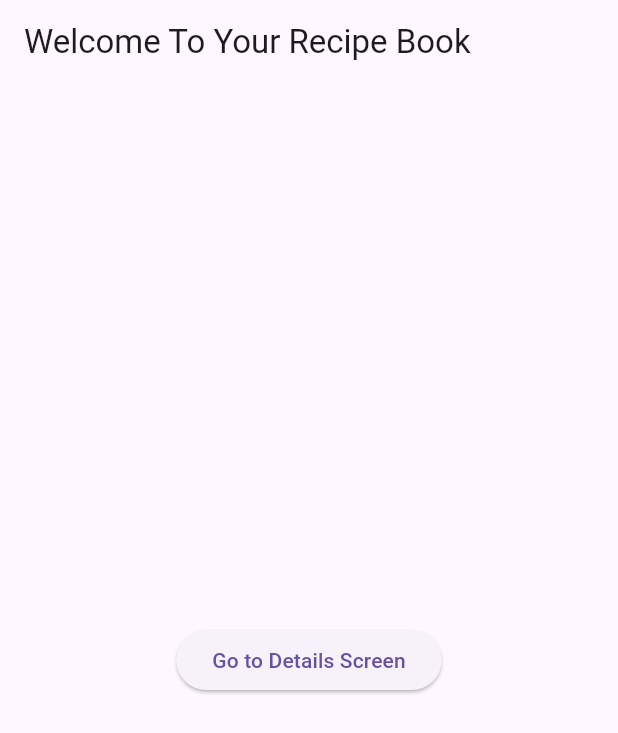
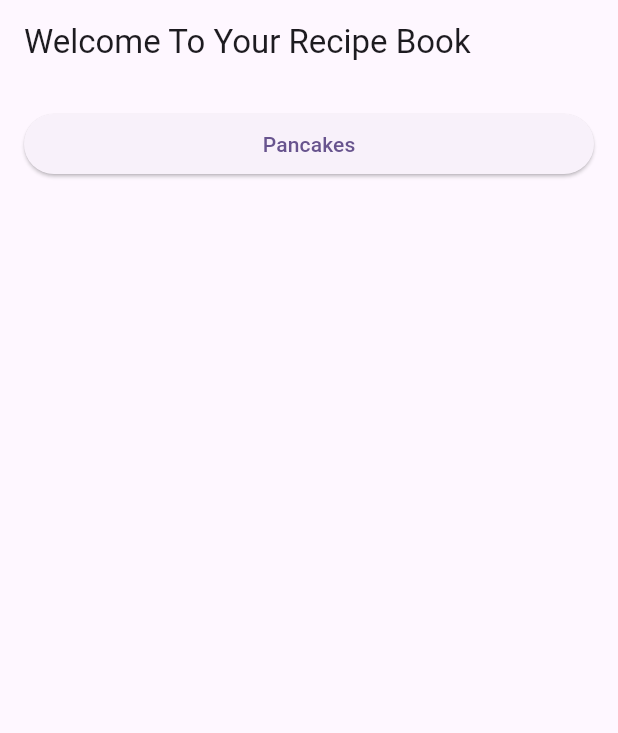
Before and after one commit to SaieshI/recipe_book_app, a Flutter app: the screen it shows after launch, on a phone screen of 412 x 824 dp. Shown: the top 733 px of the screen. Run offline on Flutter 3.47's test engine with Material 3 defaults, Android fonts, the phone set to English and light mode, and no system bars.

```diff
--- a/lib/homeScreen.dart
+++ b/lib/homeScreen.dart
@@ -2,17 +2,40 @@ import 'package:flutter/material.dart';
 import 'detailsScreen.dart';
 
 class HomeScreen extends StatelessWidget {
+  const HomeScreen({super.key});
+
+  static const List<Map<String, dynamic>> dishes = [
+    {
+      'name': 'Pancakes',
+      'ingredients': ['Flour', 'Eggs', 'Milk', 'Baking Powder', 'Sugar'],
+      'steps': ['Mix ingredients', 'Heat Pan', 'Pour Batter', 'Flip when bubbly', 'Plate and serve'],
+    },
+
+  ];
+
   @override
   Widget build(BuildContext context) {
     return Scaffold(
-        appBar: AppBar(title: Text('Welcome To Your Recipe Book')),
-        body: Center(
-            child: ElevatedButton(
+      appBar: AppBar(title: const Text('Welcome To Your Recipe Book')),
+      body: ListView(
+        padding: const EdgeInsets.all(16),
+        children: dishes.map((dish) {
+          return ElevatedButton(
             onPressed: () {
-                Navigator.pushNamed(context, '/details');
+              Navigator.push(
+                context,
+                MaterialPageRoute(
+                  builder: (context) => DetailsScreen(
+                    name: dish['name'],
+                    ingredients: dish['ingredients'],
+                    steps: dish['steps'],
+                  ),
+                ),
+              );
             },
-            child: Text('Go to Details Screen'),
-            ),
+            child: Text(dish['name']),
+          );
+        }).toList(),
       ),
     );
   }
--- a/lib/main.dart
+++ b/lib/main.dart
@@ -1,21 +1,22 @@
 import 'package:flutter/material.dart';
 import 'homeScreen.dart';
-import 'detailsScreen.dart';
 
 void main() {
-  runApp(MyApp());
+  runApp(const MyApp());
 }
 
 class MyApp extends StatelessWidget {
+  const MyApp({super.key});
+
   @override
   Widget build(BuildContext context) {
     return MaterialApp(
-      title: 'Flutter Navigation',
-      initialRoute: '/',
-      routes: {
-        '/': (context) => HomeScreen(),
-        '/details': (context) => DetailsScreen(),
-      },
+      title: 'Recipe Book',
+      theme: ThemeData(
+        colorScheme: ColorScheme.fromSeed(seedColor: Colors.deepPurple),
+        useMaterial3: true,
+      ),
+      home: const HomeScreen(),
     );
   }
 }
```
Also changed, not shown: lib/detailsScreen.dart (+23 -4 lines). Lines whose indentation alone changed are shown as unchanged.
